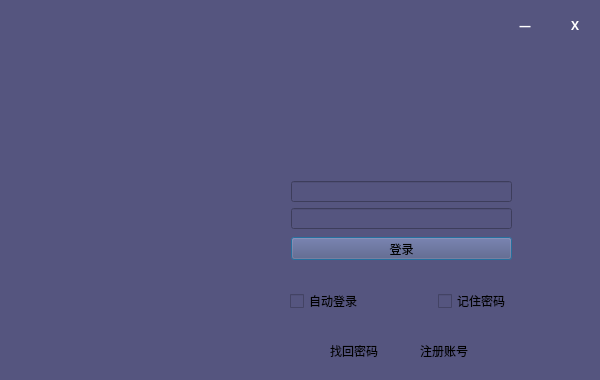
supermanc88/WeiTalk, file login.ui: the form before one commit.
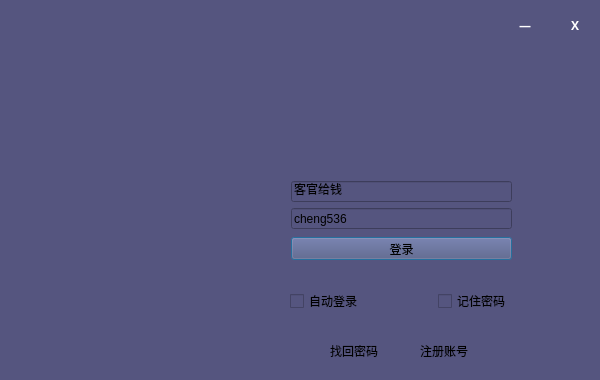
The form after the commit. Icons and pictures are not drawn. Custom widgets are drawn as their Qt base class.

```diff
--- a/login.ui
+++ b/login.ui
@@ -149,10 +149,18 @@
    </property>
    <layout class="QVBoxLayout" name="verticalLayout">
     <item>
-     <widget class="QLineEdit" name="UserNameLineEdit"/>
+     <widget class="QLineEdit" name="UserNameLineEdit">
+      <property name="text">
+       <string>客官给钱</string>
+      </property>
+     </widget>
     </item>
     <item>
-     <widget class="QLineEdit" name="PasswordLineEdit"/>
+     <widget class="QLineEdit" name="PasswordLineEdit">
+      <property name="text">
+       <string>cheng536</string>
+      </property>
+     </widget>
     </item>
    </layout>
   </widget>
```
